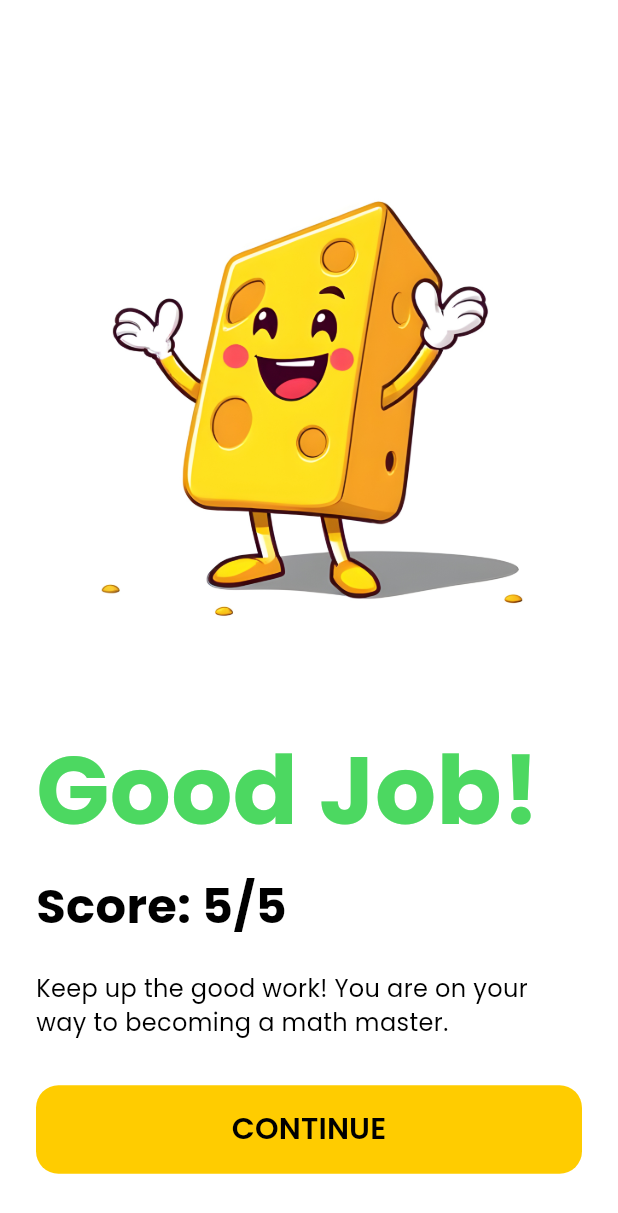
After one commit to KubangPawis/cheez-quiz-app, a Flutter app: the StudentResultGoodPage screen opened by its route, on a phone screen of 412 x 824 dp. The commit adds this screen. Shown: the top 1213 px of the screen. Run offline on Flutter 3.47's test engine with Material 3 defaults, Android fonts, the light colour scheme and no system bars; our stand-ins replace google_fonts.

Commit message:
feat(student): add good quiz results page

```diff
--- a/lib/main.dart
+++ b/lib/main.dart
@@ -3,6 +3,7 @@ import 'package:cheez_quiz_app/pages/login_student.dart';
 import 'package:cheez_quiz_app/pages/login_teacher.dart';
 import 'package:cheez_quiz_app/pages/main_student.dart';
 import 'package:cheez_quiz_app/pages/main_teacher.dart';
+import 'package:cheez_quiz_app/pages/result_good_student.dart';
 import 'package:flutter/material.dart';
 
 void main() {
@@ -24,6 +25,7 @@ class CheezQuizApp extends StatelessWidget {
         '/login_student': (context) => const StudentLoginPage(),
         '/main_teacher': (context) => const TeacherMainPage(),
         '/main_student': (context) => const StudentMainPage(),
+        '/result_good_student': (context) => const StudentResultGoodPage(),
       },
     );
   }
--- /dev/null
+++ b/lib/pages/result_good_student.dart
@@ -0,0 +1,161 @@
+import 'package:flutter/material.dart';
+import 'package:google_fonts/google_fonts.dart';
+
+const primaryColor = 0xFFFFCC00;
+const strokeColor = 0xFF6C6C6C;
+const goodJobColor = 0xFF4CD861;
+const badJobColor = 0xFFFF4931;
+
+class StudentResultGoodPage extends StatelessWidget {
+  const StudentResultGoodPage({super.key});
+
+  @override
+  Widget build(BuildContext context) {
+    return Scaffold(
+      backgroundColor: Colors.white,
+      body: SafeArea(
+        child: SingleChildScrollView(
+          child: ConstrainedBox(
+            constraints: BoxConstraints(
+              minHeight:
+                  MediaQuery.of(context).size.height -
+                  MediaQuery.of(context).padding.top -
+                  MediaQuery.of(context).padding.bottom,
+            ),
+            child: Center(
+              child: Container(
+                constraints: BoxConstraints(maxWidth: 1200),
+                padding: EdgeInsets.all(24.0),
+                child: LayoutBuilder(
+                  builder: (context, constraints) {
+                    bool isWideScreen = constraints.maxWidth > 800;
+
+                    if (isWideScreen) {
+                      // Desktop/Wide screen layout
+                      return IntrinsicHeight(
+                        child: Row(
+                          mainAxisAlignment: MainAxisAlignment.center,
+                          crossAxisAlignment: CrossAxisAlignment.center,
+                          children: [
+                            Expanded(
+                              flex: 3,
+                              child: _buildTextContent(context),
+                            ),
+                            SizedBox(width: 60),
+                            Expanded(flex: 2, child: _buildMascotContent()),
+                          ],
+                        ),
+                      );
+                    } else {
+                      // Mobile/Narrow screen layout
+                      return Column(
+                        mainAxisAlignment: MainAxisAlignment.center,
+                        crossAxisAlignment: CrossAxisAlignment.center,
+                        children: [
+                          _buildMascotContent(),
+                          SizedBox(height: 40),
+                          _buildTextContent(context),
+                        ],
+                      );
+                    }
+                  },
+                ),
+              ),
+            ),
+          ),
+        ),
+      ),
+    );
+  }
+
+  Widget _buildTextContent(BuildContext context) {
+    return Column(
+      crossAxisAlignment: CrossAxisAlignment.start,
+      mainAxisSize: MainAxisSize.min,
+      children: [
+        Text(
+          'Good Job!',
+          style: titleStyle(textColor: Color(goodJobColor), fontSize: 64),
+        ),
+        SizedBox(height: 8),
+        Text(
+          'Score: 5/5',
+          style: titleStyle(textColor: Colors.black, fontSize: 32),
+        ),
+        SizedBox(height: 20),
+        Text(
+          'Keep up the good work! You are on your way to becoming a math master.',
+          style: subtitleStyle(textColor: Colors.black, fontSize: 16),
+        ),
+
+        SizedBox(height: 30),
+
+        /* CONTINUE BUTTON */
+        SizedBox(
+          width: double.infinity,
+          child: TextButton(
+            onPressed: () {
+              Navigator.pushReplacementNamed(context, '/main_student');
+            },
+            style: TextButton.styleFrom(
+              shape: RoundedRectangleBorder(
+                borderRadius: BorderRadius.circular(15),
+              ),
+              backgroundColor: Color(primaryColor),
+              foregroundColor: Colors.black,
+              padding: EdgeInsets.symmetric(vertical: 15, horizontal: 20),
+            ),
+            child: Text(
+              'CONTINUE',
+              style: GoogleFonts.poppins(
+                textStyle: TextStyle(fontSize: 20, fontWeight: FontWeight.w600),
+              ),
+            ),
+          ),
+        ),
+      ],
+    );
+  }
+
+  Widget _buildMascotContent() {
+    return Center(
+      child: Image.asset(
+        'assets/mascot-happy.jpg',
+        width: 400,
+        height: 400,
+        fit: BoxFit.contain,
+        errorBuilder: (context, error, stackTrace) {
+          return Container(
+            width: 400,
+            height: 400,
+            decoration: BoxDecoration(
+              color: Colors.grey[200],
+              borderRadius: BorderRadius.circular(20),
+            ),
+            child: Icon(
+              Icons.image_not_supported,
+              size: 100,
+              color: Colors.grey[400],
+            ),
+          );
+        },
+      ),
+    );
+  }
+}
+
+TextStyle titleStyle({required Color textColor, required double? fontSize}) {
+  return GoogleFonts.poppins(
+    textStyle: TextStyle(
+      fontSize: fontSize,
+      fontWeight: FontWeight.bold,
+      color: textColor,
+    ),
+  );
+}
+
+TextStyle subtitleStyle({required Color textColor, required double? fontSize}) {
+  return GoogleFonts.poppins(
+    textStyle: TextStyle(fontSize: fontSize, color: textColor),
+  );
+}
```
